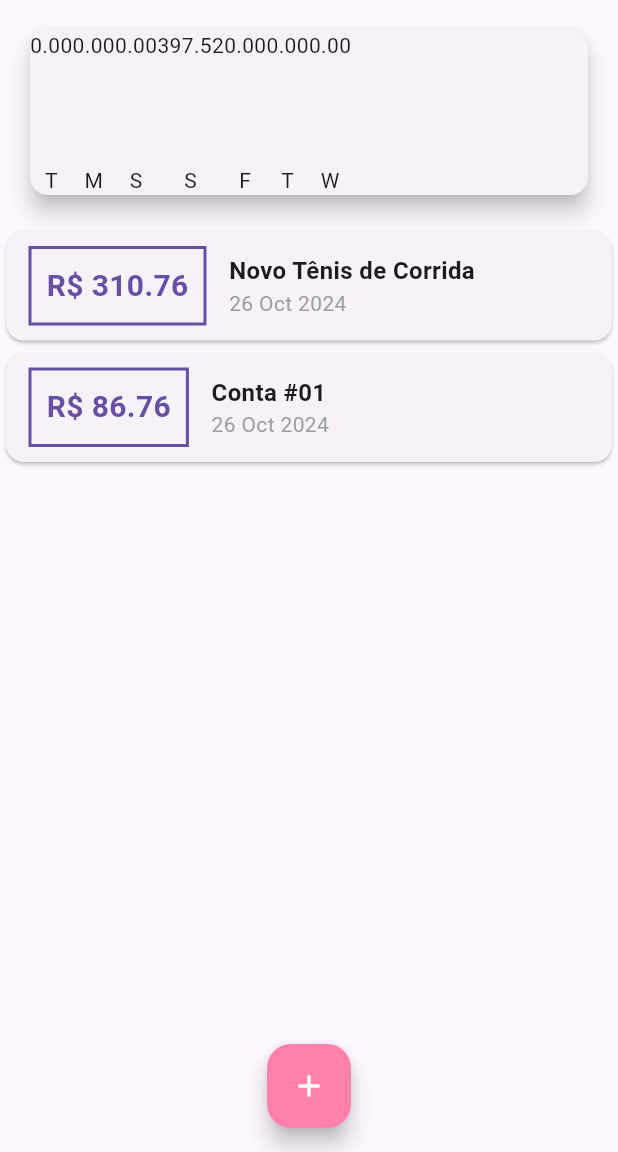
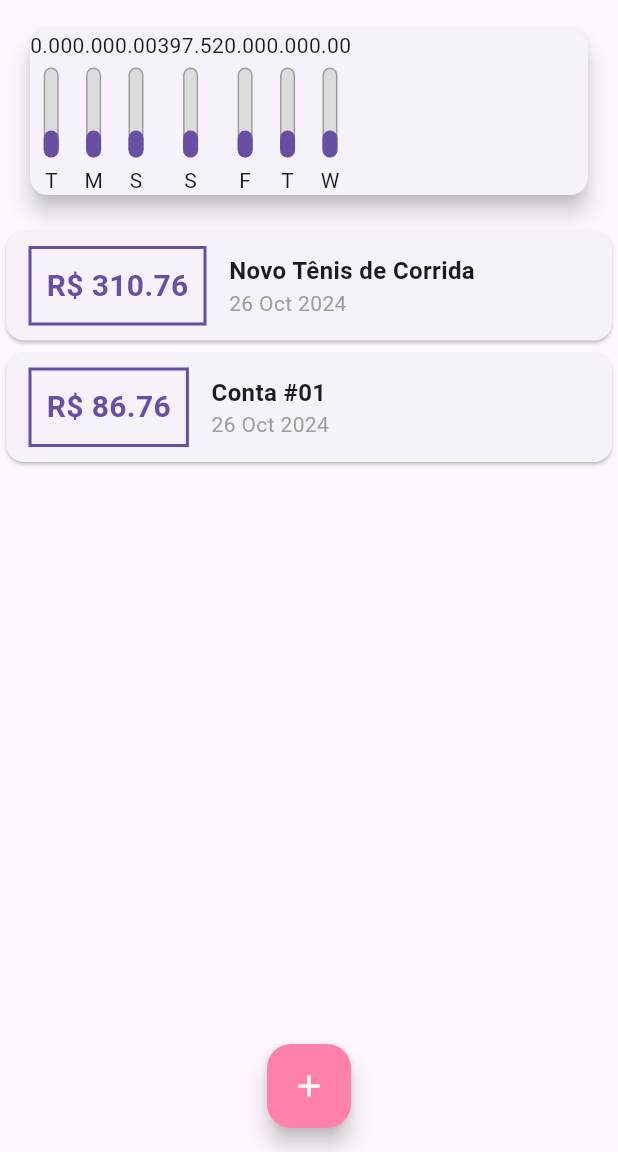
Before and after one commit to gabibecker/DespesasPessoais, a Flutter app: the screen it shows after launch, on a phone screen of 412 x 824 dp, the part 84-1236 px from its top. Run offline on Flutter 3.47's test engine with Material 3 defaults, Android fonts, the phone set to English and light mode, and no system bars; missing offline and left inert: dart:ffi; Roboto replaces fonts that are missing (OpenSans).

Commit message:
124. Usando Chart Widget

```diff
--- a/expenses/lib/components/char_bar.dart
+++ b/expenses/lib/components/char_bar.dart
@@ -20,7 +20,30 @@ class ChartBar extends StatelessWidget {
         Container(
           height: 60,
           width: 10,
-          child: null,
+          child: Stack(
+            alignment: Alignment.bottomCenter,
+            children: [
+              Container(
+                decoration: BoxDecoration(
+                  border: Border.all(
+                    color: Colors.grey,
+                    width: 1.0,
+                  ),
+                  color: Color.fromRGBO(220, 220, 220, 1),
+                  borderRadius: BorderRadius.circular(5),
+                ),
+              ),
+              FractionallySizedBox(
+                heightFactor: percentage,
+                child: Container(
+                  decoration: BoxDecoration(
+                    color: Theme.of(context).primaryColor,
+                  borderRadius: BorderRadius.circular(5),
+                  ),
+                ),
+              )
+            ],
+          ),
         ),
         SizedBox(height: 5,),
         Text(label),
--- a/expenses/lib/components/chart.dart
+++ b/expenses/lib/components/chart.dart
@@ -45,7 +45,7 @@ class Chart extends StatelessWidget {
           return ChartBar(
             tr['day'].toString(),
             tr['value'] as double,
-            0,
+            0.3,
             );
         }).toList(),
       ),
```
